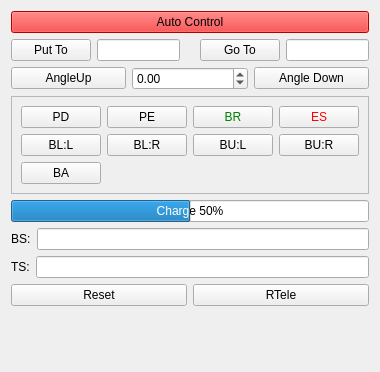
Before: the Qt Designer form Lib/Net/Agent_Widget.ui in break11/AutoStorage, drawn with Qt 5.
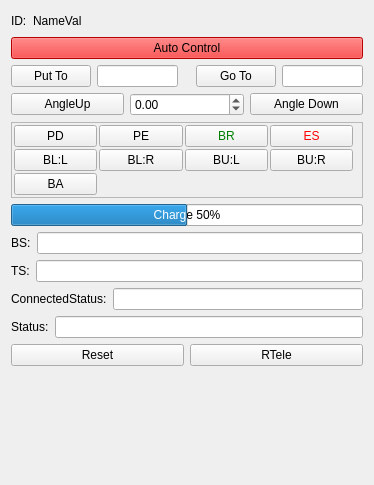
After: the same form once the commit is applied.

Commit message: доработка виджета челнока перенос механизма определения connectionState для челнока из графического виджета в Agent_NetObj различные связанные изменения, возможно требуется ввод полей, которые не будут отправляться в редис и не будут синхронизироваться по сети - таккие как connectionState т.к. это может привести к проблемам или нестабильности

What changed in the file:
```diff
--- a/Lib/Net/Agent_Widget.ui
+++ b/Lib/Net/Agent_Widget.ui
@@ -6,14 +6,45 @@
    <rect>
     <x>0</x>
     <y>0</y>
-    <width>378</width>
-    <height>372</height>
+    <width>374</width>
+    <height>485</height>
    </rect>
   </property>
   <property name="windowTitle">
    <string>Form</string>
   </property>
   <layout class="QVBoxLayout" name="verticalLayout">
+   <item>
+    <layout class="QHBoxLayout" name="horizontalLayout_6">
+     <item>
+      <widget class="QLabel" name="lbName">
+       <property name="text">
+        <string>ID:</string>
+       </property>
+      </widget>
+     </item>
+     <item>
+      <widget class="QLabel" name="lbNameVal">
+       <property name="text">
+        <string>NameVal</string>
+       </property>
+      </widget>
+     </item>
+     <item>
+      <spacer name="horizontalSpacer_2">
+       <property name="orientation">
+        <enum>Qt::Horizontal</enum>
+       </property>
+       <property name="sizeHint" stdset="0">
+        <size>
+         <width>40</width>
+         <height>20</height>
+        </size>
+       </property>
+      </spacer>
+     </item>
+    </layout>
+   </item>
    <item>
     <widget class="QPushButton" name="btnAutoControl">
      <property name="styleSheet">
@@ -134,6 +165,18 @@
       <enum>QFrame::Raised</enum>
      </property>
      <layout class="QGridLayout" name="gridLayout">
+      <property name="leftMargin">
+       <number>2</number>
+      </property>
+      <property name="topMargin">
+       <number>2</number>
+      </property>
+      <property name="bottomMargin">
+       <number>2</number>
+      </property>
+      <property name="spacing">
+       <number>2</number>
+      </property>
       <item row="1" column="3">
        <widget class="QPushButton" name="btnBU_R">
         <property name="styleSheet">
@@ -277,6 +320,9 @@
    </item>
    <item>
     <widget class="QProgressBar" name="pbCharge">
+     <property name="styleSheet">
+      <string notr="true"/>
+     </property>
      <property name="value">
       <number>50</number>
      </property>
@@ -309,7 +355,7 @@
      <item>
       <widget class="QLineEdit" name="leBS">
        <property name="readOnly">
-        <bool>false</bool>
+        <bool>true</bool>
        </property>
        <property name="propRef" stdset="0">
         <string>BS</string>
@@ -330,7 +376,7 @@
      <item>
       <widget class="QLineEdit" name="leTS">
        <property name="readOnly">
-        <bool>false</bool>
+        <bool>true</bool>
        </property>
        <property name="propRef" stdset="0">
         <string>TS</string>
@@ -339,6 +385,48 @@
      </item>
     </layout>
    </item>
+   <item>
+    <layout class="QHBoxLayout" name="horizontalLayout_8">
+     <item>
+      <widget class="QLabel" name="lbConnectedStatus">
+       <property name="text">
+        <string>ConnectedStatus:</string>
+       </property>
+      </widget>
+     </item>
+     <item>
+      <widget class="QLineEdit" name="edConnectedStatusVal">
+       <property name="readOnly">
+        <bool>true</bool>
+       </property>
+       <property name="propRef" stdset="0">
+        <string>connectedStatus</string>
+       </property>
+      </widget>
+     </item>
+    </layout>
+   </item>
+   <item>
+    <layout class="QHBoxLayout" name="horizontalLayout_9">
+     <item>
+      <widget class="QLabel" name="lbStatus">
+       <property name="text">
+        <string>Status:</string>
+       </property>
+      </widget>
+     </item>
+     <item>
+      <widget class="QLineEdit" name="edStatusVal">
+       <property name="readOnly">
+        <bool>false</bool>
+       </property>
+       <property name="propRef" stdset="0">
+        <string>status</string>
+       </property>
+      </widget>
+     </item>
+    </layout>
+   </item>
    <item>
     <layout class="QHBoxLayout" name="horizontalLayout_2">
      <item>
```
The commit also changes 10 other files.
